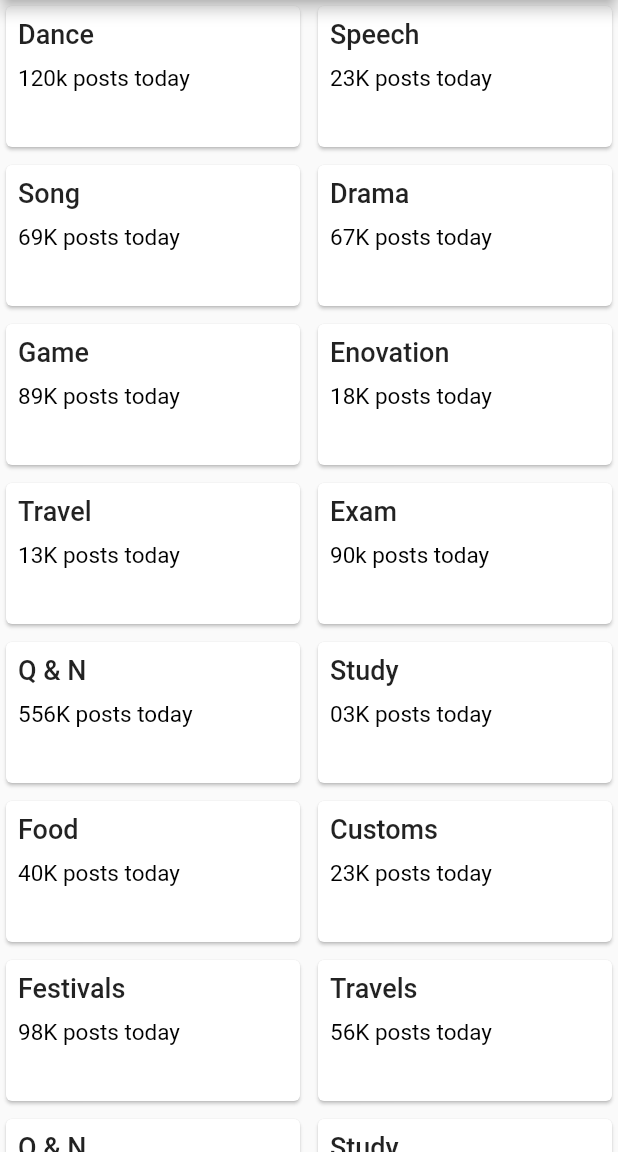
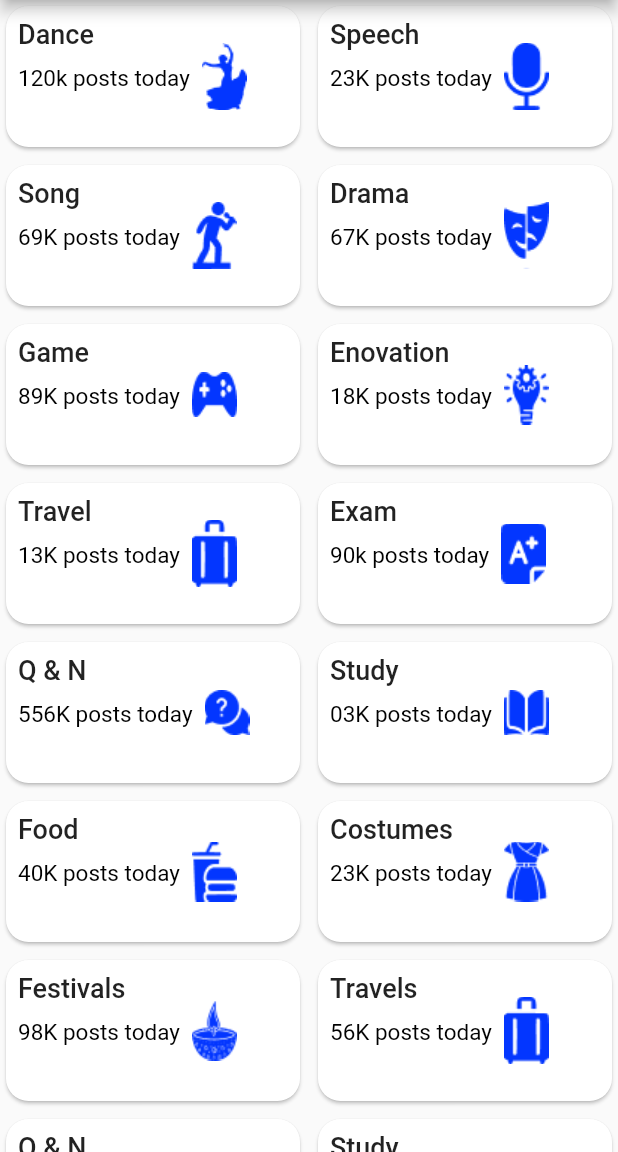
Before and after one commit to Binaya-mrt/internproject, a Flutter app: the Tags screen opened by its route, on a phone screen of 412 x 824 dp, the part 84-1236 px from its top. Run offline on Flutter 3.47's test engine with Material 2 defaults, Android fonts, the phone set to English and light mode, and no system bars; our stand-ins replace font_awesome_flutter.

Commit message:
icons added

```diff
--- a/lib/model/tagmodel.dart
+++ b/lib/model/tagmodel.dart
@@ -5,34 +5,34 @@ class Tag {
   Tag({
     required this.title,
     required this.postCount,
-    this.icon,
+    required this.iconPath,
   });
   final String title;
   final String postCount;
-  IconData? icon;
+  final String iconPath;
 }
 
 List<Tag> tags = [
   Tag(
-    icon: FontAwesomeIcons.downLeftAndUpRightToCenter,
+    iconPath: "images/dance.png",
     postCount: "120k",
     title: "Dance",
   ),
-  Tag(postCount: "23K", title: "Speech"),
-  Tag(postCount: "69K", title: "Song"),
-  Tag(postCount: "67K", title: "Drama"),
-  Tag(postCount: "89K", title: "Game"),
-  Tag(postCount: "18K", title: "Enovation"),
-  Tag(postCount: "13K", title: "Travel"),
-  Tag(postCount: "90k", title: "Exam"),
-  Tag(postCount: "556K", title: "Q & N"),
-  Tag(postCount: "03K", title: "Study"),
-  Tag(postCount: "40K", title: "Food"),
-  Tag(postCount: "23K", title: "Customs"),
-  Tag(postCount: "98K", title: "Festivals"),
-  Tag(postCount: "56K", title: "Travels"),
-  Tag(postCount: "34K", title: "Q & N"),
-  Tag(postCount: "139K", title: "Study"),
-  Tag(postCount: "210K", title: "Food"),
-  Tag(postCount: "250K", title: "Customs"),
+  Tag(postCount: "23K", title: "Speech", iconPath: "images/speech.png"),
+  Tag(postCount: "69K", title: "Song", iconPath: "images/song.png"),
+  Tag(postCount: "67K", title: "Drama", iconPath: "images/drama.png"),
+  Tag(postCount: "89K", title: "Game", iconPath: "images/game.png"),
+  Tag(postCount: "18K", title: "Enovation", iconPath: "images/innovation.png"),
+  Tag(postCount: "13K", title: "Travel", iconPath: "images/travel.png"),
+  Tag(postCount: "90k", title: "Exam", iconPath: "images/exam.png"),
+  Tag(postCount: "556K", title: "Q & N", iconPath: "images/qna.png"),
+  Tag(postCount: "03K", title: "Study", iconPath: "images/study.png"),
+  Tag(postCount: "40K", title: "Food", iconPath: "images/food.png"),
+  Tag(postCount: "23K", title: "Costumes", iconPath: "images/costume.png"),
+  Tag(postCount: "98K", title: "Festivals", iconPath: "images/festival.png"),
+  Tag(postCount: "56K", title: "Travels", iconPath: "images/travel.png"),
+  Tag(postCount: "34K", title: "Q & N", iconPath: "images/qna.png"),
+  Tag(postCount: "139K", title: "Study", iconPath: "images/study.png"),
+  Tag(postCount: "210K", title: "Food", iconPath: "images/food.png"),
+  Tag(postCount: "250K", title: "Costumes", iconPath: "images/costume.png"),
 ];
--- a/lib/view/tags.dart
+++ b/lib/view/tags.dart
@@ -7,8 +7,6 @@ class Tags extends StatelessWidget {
 
   @override
   Widget build(BuildContext context) {
-    final _orientation = MediaQuery.of(context).orientation;
-
     return Scaffold(
         appBar: AppBar(
           title: const Text("Tags"),
@@ -23,6 +21,8 @@ class Tags extends StatelessWidget {
                 mainAxisSpacing: 4.0),
             itemBuilder: (BuildContext context, int index) {
               return Card(
+                shape: RoundedRectangleBorder(
+                    borderRadius: BorderRadius.circular(15)),
                 child: Row(
                   children: [
                     Padding(
@@ -43,6 +43,9 @@ class Tags extends StatelessWidget {
                         ],
                       ),
                     ),
+                    Image(
+                      image: AssetImage(tags[index].iconPath),
+                    )
                   ],
                 ),
               );
```
Also changed, not shown: images/costume.png (added), images/dance.png (added), images/drama.png (added), images/exam.png (added), images/festival.png (added), images/food.png (added), images/game.png (added), images/innovation.png (added), images/qna.png (added), images/song.png (added), images/speech.png (added), images/study.png (added), images/travel.png (added).
